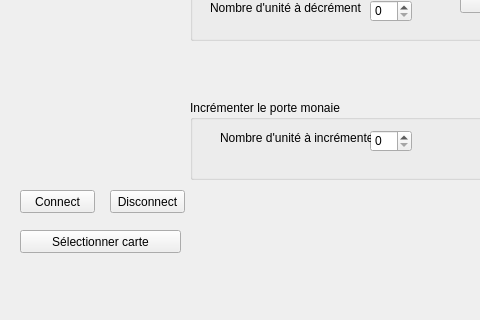
This is fenetre.ui in aPocholle/CarteSansFils as Qt 5 draws it before an edit; both pictures show x 0 to 480 and y 280 to 600 of the 800 by 600 pixel window. The edited form follows.
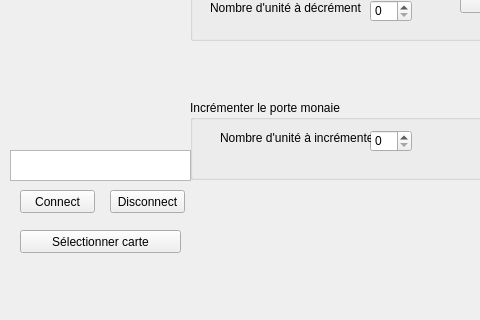
This is the edited form.

Commit message:
Creation bouton de connection
Affichage de la Reader et connection au Reader

```diff
--- a/fenetre.ui
+++ b/fenetre.ui
@@ -280,6 +280,23 @@
      <string>Quitter</string>
     </property>
    </widget>
+   <widget class="QTextEdit" name="Affichage">
+    <property name="geometry">
+     <rect>
+      <x>10</x>
+      <y>430</y>
+      <width>181</width>
+      <height>31</height>
+     </rect>
+    </property>
+    <property name="html">
+     <string>&lt;!DOCTYPE HTML PUBLIC &quot;-//W3C//DTD HTML 4.0//EN&quot; &quot;http://www.w3.org/TR/REC-html40/strict.dtd&quot;&gt;
+&lt;html&gt;&lt;head&gt;&lt;meta name=&quot;qrichtext&quot; content=&quot;1&quot; /&gt;&lt;style type=&quot;text/css&quot;&gt;
+p, li { white-space: pre-wrap; }
+&lt;/style&gt;&lt;/head&gt;&lt;body style=&quot; font-family:'MS Shell Dlg 2'; font-size:8.25pt; font-weight:400; font-style:normal;&quot;&gt;
+&lt;p style=&quot;-qt-paragraph-type:empty; margin-top:0px; margin-bottom:0px; margin-left:0px; margin-right:0px; -qt-block-indent:0; text-indent:0px;&quot;&gt;&lt;br /&gt;&lt;/p&gt;&lt;/body&gt;&lt;/html&gt;</string>
+    </property>
+   </widget>
   </widget>
   <widget class="QMenuBar" name="menubar">
    <property name="geometry">
```
The commit also changes 2 other files.
